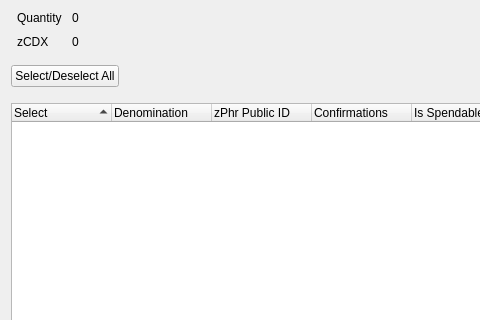
The window that src/qt/forms/zphrcontroldialog.ui (22388o/CryptoDEX) describes before a commit, drawn with Qt 5; both pictures show x 0 to 480 and y 0 to 320 of the 681 by 450 pixel window.
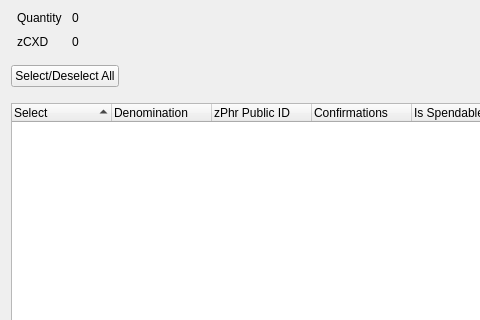
The same window after the commit.

The edit to the form file:
```diff
--- a/src/qt/forms/zphrcontroldialog.ui
+++ b/src/qt/forms/zphrcontroldialog.ui
@@ -59,7 +59,7 @@
        <item row="1" column="0">
         <widget class="QLabel" name="labelZPhr">
          <property name="text">
-          <string>zCDX</string>
+          <string>zCXD</string>
          </property>
         </widget>
        </item>
```
